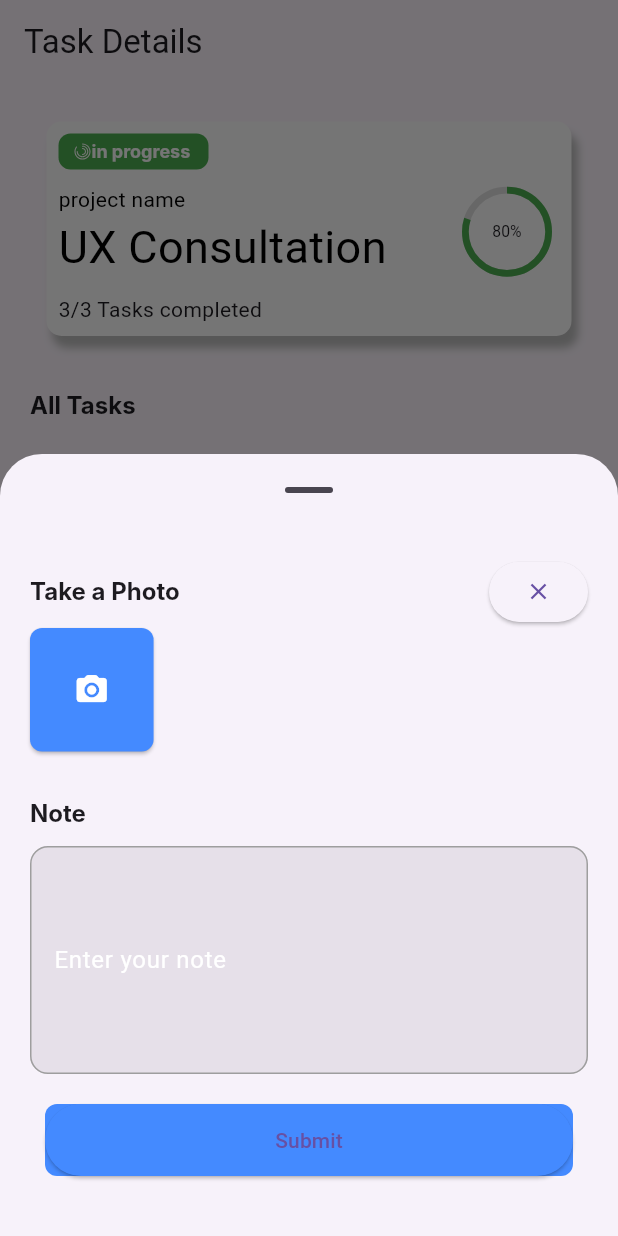
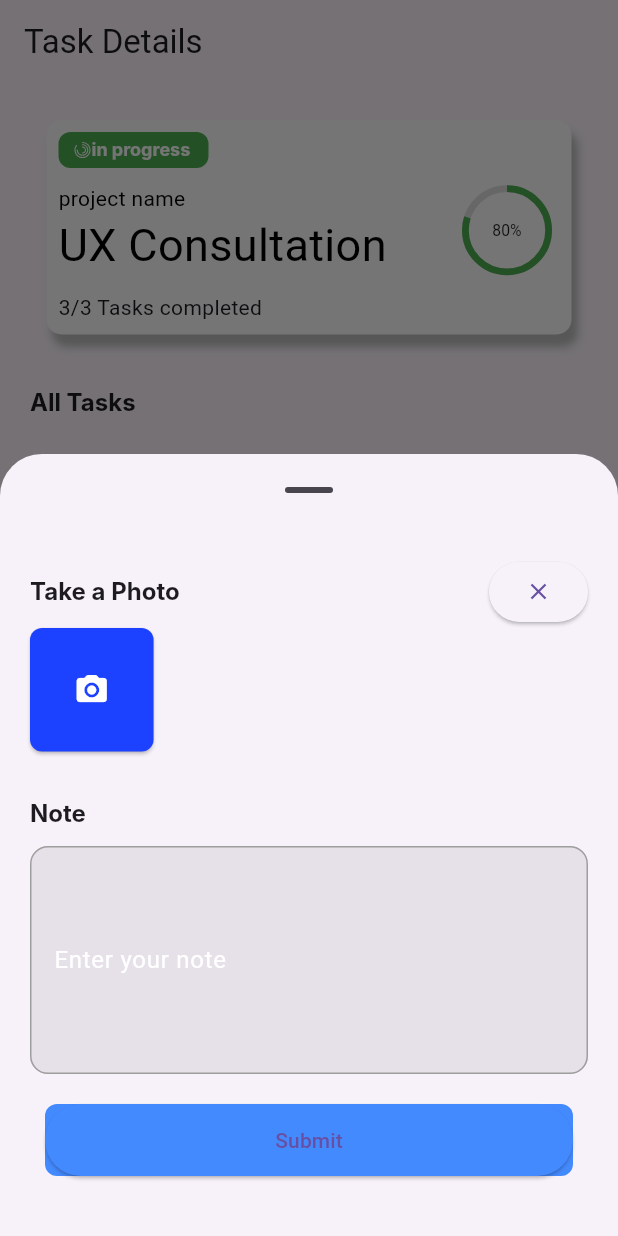
Before and after one commit to Momen64125/task_details, a Flutter app: the screen it shows after launch, after a tap on "Take a Photo", on a phone screen of 412 x 824 dp. Run offline on Flutter 3.47's test engine with Material 3 defaults, Android fonts, the phone set to English and light mode, and no system bars; drawn by our look-alikes of percent_indicator; our stand-ins replace flutter_screenutil, flutter_svg, image_picker; Roboto replaces fonts that are missing (Inter); project files that could hold a hidden picture were left out.

Commit message:
add new object

```diff
--- a/lib/data/Repository/task_repository_imp.dart
+++ b/lib/data/Repository/task_repository_imp.dart
@@ -5,11 +5,11 @@ import '../model/task_details.dart';
 class TaskRepositoryImp implements TaskRepository {
   late final TaskDetailsModel taskDetailsModel;
 
-  TaskRepositoryImp(this.taskDetailsModel); // التهيئة هنا
+  TaskRepositoryImp(this.taskDetailsModel);
 
   @override
   Future<TaskDetailsEntity> getTaskDetails(int id) {
-    // إذا كنت تحتاج لمزيد من المعالجة بناءً على id، قم بإضافتها هنا
+
     return Future.value(taskDetailsModel);
   }
 }
--- a/lib/presentation/widgets/action_item_widget.dart
+++ b/lib/presentation/widgets/action_item_widget.dart
@@ -31,7 +31,7 @@ class ActionItemWidget extends StatelessWidget {
           BoxShadow(
             color: Colors.grey.shade400,
             blurRadius: 4,
-            offset: Offset(4, 8), // Shadow position
+            offset: const Offset(4, 8), // Shadow position
           ),
         ],
         color: Colors.white,
@@ -62,11 +62,11 @@ class ActionItemWidget extends StatelessWidget {
                   ),
                 ],
               ),
-              contentPadding: EdgeInsets.symmetric(
+              contentPadding: const EdgeInsets.symmetric(
                 vertical: Sizes.size4*6,
                 horizontal: Sizes.size16,
               ),
-             trailing:StatusWidget(status: 'in progress'),
+             trailing:const StatusWidget(status: 'in progress'),
 
 
              ),
--- a/lib/presentation/widgets/action_list_widget.dart
+++ b/lib/presentation/widgets/action_list_widget.dart
@@ -58,7 +58,8 @@ class ActionList extends StatelessWidget {
                       if (index == 0)
                       ImageWidget(actionItem: actionItem)
                       else if (index == 1)
-                        const AnswerWidget(
+                       const    AnswerWidget(
+
                          question: 'Answer the question immediately',
                          options: ['Choice one', 'Choice two', 'Choice three', 'Choice four'],
                        )
--- a/lib/presentation/widgets/app_button.dart
+++ b/lib/presentation/widgets/app_button.dart
@@ -26,11 +26,11 @@ class AppDefaultButton extends StatelessWidget {
             borderRadius: BorderRadius.circular(Sizes.size8),
           ),
         ),
+        onPressed: onPressed,
         child: Text(
           text,
-          style: TextStyle(color: Colors.white), // Adding a style for the text
+          style: const TextStyle(color: Colors.white),
         ),
-        onPressed: onPressed,
       ),
     );
   }
--- a/lib/presentation/widgets/camer_widget.dart
+++ b/lib/presentation/widgets/camer_widget.dart
@@ -1,77 +1,11 @@
-// import 'dart:io';
-//
-// import 'package:flutter/material.dart';
-// import 'package:image_picker/image_picker.dart';
-//
-// class CameraWidget extends StatefulWidget {
-//   @override
-//   _CameraWidgetState createState() => _CameraWidgetState();
-// }
-//
-// class _CameraWidgetState extends State<CameraWidget> {
-//   File? _capturedImage;
-//
-//   Future<void> _openCamera() async {
-//     final picker = ImagePicker();
-//     final pickedFile = await picker.pickImage(source: ImageSource.camera);
-//
-//     if (pickedFile != null) {
-//       setState(() {
-//         _capturedImage = File(pickedFile.path);
-//       });
-//     }
-//   }
-//
-//   @override
-//   Widget build(BuildContext context) {
-//
-//     double screenWidth = MediaQuery.of(context).size.width;
-//
-//     double buttonSize = screenWidth * 0.2;
-//
-//     return Row(
-//       mainAxisAlignment: MainAxisAlignment.start,
-//       children: [
-//         Container(
-//           width: buttonSize,
-//           height: buttonSize,
-//           child: ElevatedButton(
-//             style: ElevatedButton.styleFrom(
-//               backgroundColor: Colors.blueAccent,
-//               shape: RoundedRectangleBorder(
-//                 borderRadius: BorderRadius.circular(8.0),
-//               ),
-//             ),
-//             onPressed: _openCamera,
-//             child: const Icon(
-//               Icons.camera_alt_rounded,
-//               size: 24.0,
-//               color: Colors.white,
-//             ),
-//           ),
-//         ),
-//         const SizedBox(width: 10.0),
-//         if (_capturedImage != null)
-//           Container(
-//             width: buttonSize,
-//             height: buttonSize,
-//             decoration: BoxDecoration(
-//               borderRadius: BorderRadius.circular(8.0),
-//               image: DecorationImage(
-//                 image: FileImage(_capturedImage!),
-//                 fit: BoxFit.cover,
-//               ),
-//             ),
-//           ),
-//       ],
-//     );
-//   }
-// }
 import 'dart:io';
 import 'package:flutter/material.dart';
 import 'package:image_picker/image_picker.dart';
+import 'package:untitled5/config/theme/sizes_manager.dart';
 
 class CameraWidget extends StatefulWidget {
+  const CameraWidget({super.key});
+
   @override
   _CameraWidgetState createState() => _CameraWidgetState();
 }
@@ -106,12 +40,12 @@ class _CameraWidgetState extends State<CameraWidget> {
       mainAxisAlignment: MainAxisAlignment.start,
       children: [
         // Camera Button
-        Container(
+        SizedBox(
           width: buttonSize,
           height: buttonSize,
           child: ElevatedButton(
             style: ElevatedButton.styleFrom(
-              backgroundColor: Colors.blueAccent,
+              backgroundColor: Color(0xff1D42FF),
               shape: RoundedRectangleBorder(
                 borderRadius: BorderRadius.circular(8.0),
               ),
@@ -124,7 +58,7 @@ class _CameraWidgetState extends State<CameraWidget> {
             ),
           ),
         ),
-        const SizedBox(width: 10.0),
+        const SizedBox(width: Sizes.size10),
 
         // Display Captured Image
         if (_capturedImage != null)
--- a/lib/presentation/widgets/image_widget.dart
+++ b/lib/presentation/widgets/image_widget.dart
@@ -35,7 +35,7 @@ class ImageWidget extends StatelessWidget {
               ),
             ],
           ),
-          CameraWidget(),
+          const CameraWidget(),
           const SizedBox(height: Sizes.size20),  // Space between camera and note
           Text('Note', style: StylesManager.bold(fontSize: AppFonts.font.large))
               .paddingOnly(top: Sizes.size10, bottom: Sizes.size10),
--- a/lib/presentation/widgets/precentage_widget.dart
+++ b/lib/presentation/widgets/precentage_widget.dart
@@ -1,6 +1,8 @@
 import 'package:flutter/material.dart';
 
 import 'package:percent_indicator/circular_percent_indicator.dart';
+
+import '../../config/theme/sizes_manager.dart';
 
 
 class PercentageWidget extends StatelessWidget {
@@ -21,8 +23,8 @@ class PercentageWidget extends StatelessWidget {
   @override
   Widget build(BuildContext context) {
     return SizedBox(
-      width: 70,
-      height: 60,
+      width: Sizes.size70,
+      height: Sizes.size60,
       child: FittedBox(
         child: CircularPercentIndicator(
           radius: 400.0,
--- a/lib/presentation/widgets/status_widget.dart
+++ b/lib/presentation/widgets/status_widget.dart
@@ -1,6 +1,5 @@
 import 'package:flutter/material.dart';
 import 'package:flutter_svg/svg.dart';
-import '../../config/theme/color_system/app_colors.dart';
 import '../../config/theme/font_system/app_fonts.dart';
 import '../../config/theme/sizes_manager.dart';
 import '../../config/theme/styles_manager.dart';
--- a/lib/presentation/widgets/sumbit_action_succsufl.dart
+++ b/lib/presentation/widgets/sumbit_action_succsufl.dart
@@ -1,4 +1,4 @@
-import 'package:flutter/cupertino.dart';
+
 import 'package:flutter/material.dart';
 import 'package:flutter_svg/svg.dart';
 import 'package:untitled5/config/theme/widget_manager.dart';
@@ -31,7 +31,7 @@ class SumbitActionSuccsufl extends StatelessWidget {
         ).paddingOnly(right: Sizes.size40, left: Sizes.size40),
         const SizedBox(height: Sizes.size10),
      Padding(
-      padding: const EdgeInsets.all(20.0),
+      padding: const EdgeInsets.all(Sizes.size20),
       child: Container(
        width: double.infinity,
        height:  Sizes.size48,
--- a/lib/presentation/widgets/tast_detlis_widget.dart
+++ b/lib/presentation/widgets/tast_detlis_widget.dart
@@ -1,6 +1,8 @@
 import 'package:flutter/material.dart';
 import 'package:untitled5/presentation/widgets/precentage_widget.dart';
 import 'package:untitled5/presentation/widgets/status_widget.dart';
+
+import '../../config/theme/sizes_manager.dart';
 
 class TaskDetailsWidget extends StatelessWidget {
   final String status;
@@ -19,7 +21,7 @@ class TaskDetailsWidget extends StatelessWidget {
   @override
   Widget build(BuildContext context) {
     return Padding(
-      padding: const EdgeInsets.all(15.0),
+      padding: const EdgeInsets.all(Sizes.size14),
       child: Container(
 
         decoration: BoxDecoration(
```
Also changed, not shown: lib/presentation/widgets/action_details_widget.dart (+5 -56 lines), lib/presentation/widgets/answer_widget.dart (+21 -6 lines), lib/presentation/widgets/chek_if_ok_widget.dart (+27 -11 lines).
